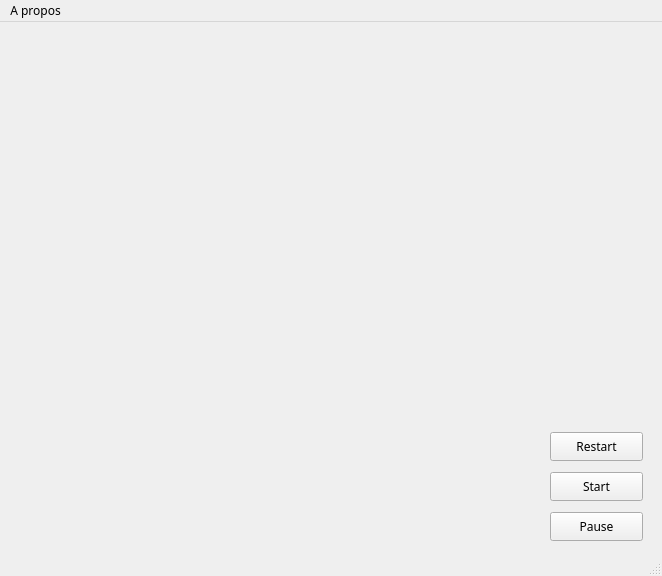
The window that ui/mainwindow.ui (jokombila/tetris-game) describes before a commit, drawn with Qt 5.
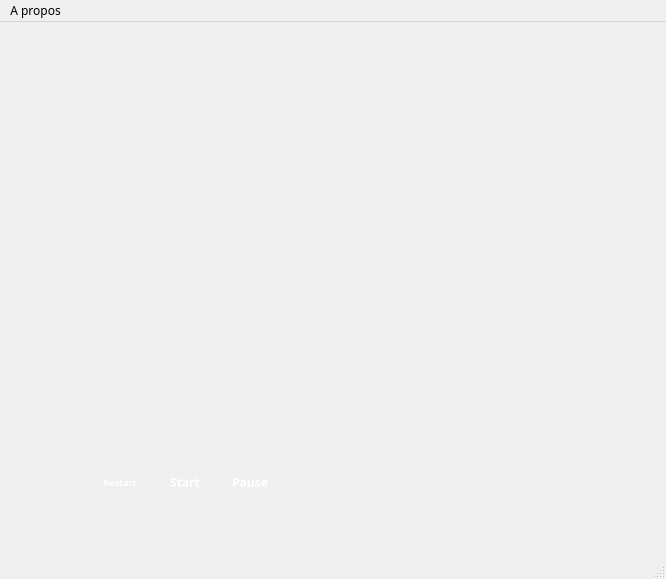
The same window after the commit.

Diff of the .ui file:
```diff
--- a/ui/mainwindow.ui
+++ b/ui/mainwindow.ui
@@ -6,8 +6,8 @@
    <rect>
     <x>0</x>
     <y>0</y>
-    <width>662</width>
-    <height>576</height>
+    <width>666</width>
+    <height>579</height>
    </rect>
   </property>
   <property name="font">
@@ -18,18 +18,64 @@
   <property name="windowTitle">
    <string>MainWindow</string>
   </property>
+  <property name="styleSheet">
+   <string notr="true"/>
+  </property>
   <widget class="QWidget" name="centralwidget">
    <widget class="QPushButton" name="BoutonDemarrer">
     <property name="geometry">
      <rect>
-      <x>550</x>
-      <y>450</y>
-      <width>93</width>
-      <height>29</height>
+      <x>165</x>
+      <y>440</y>
+      <width>40</width>
+      <height>40</height>
      </rect>
     </property>
     <property name="focusPolicy">
-     <enum>Qt::FocusPolicy::NoFocus</enum>
+     <enum>Qt::NoFocus</enum>
+    </property>
+    <property name="styleSheet">
+     <string notr="true">QPushButton {
+    /* Dégradé bleu foncé néon */
+    background: qlineargradient(
+        x1:0, y1:0, x2:0, y2:1,
+        stop:0 #304ffe,   /* bleu électrique clair */
+        stop:1 #1a237e    /* bleu nuit foncé */
+    );
+    border-radius: 20px;             /* cercle parfait pour 40x40 */
+    min-width: 40px;
+    min-height: 40px;
+    max-width: 40px;
+    max-height: 40px;
+    color: white;
+    font-weight: bold;
+    border: none;
+
+    /* Glow néon */
+    box-shadow: 0 0 10px #304ffe, 0 0 20px #1a237e;
+}
+
+QPushButton:hover {
+    /* Glow plus intense au survol */
+    background: qlineargradient(
+        x1:0, y1:0, x2:0, y2:1,
+        stop:0 #3d5afe,
+        stop:1 #283593
+    );
+    box-shadow: 0 0 15px #3d5afe, 0 0 30px #283593;
+}
+
+QPushButton:pressed {
+    /* Bouton enfoncé */
+    background: qlineargradient(
+        x1:0, y1:0, x2:0, y2:1,
+        stop:0 #1a237e,
+        stop:1 #0d133e
+    );
+    box-shadow: 0 0 5px #1a237e, 0 0 10px #0d133e;
+    transform: translateY(2px);
+}
+</string>
     </property>
     <property name="text">
      <string>Start</string>
@@ -38,14 +84,63 @@
    <widget class="QPushButton" name="BoutonRestart">
     <property name="geometry">
      <rect>
-      <x>550</x>
-      <y>410</y>
-      <width>93</width>
-      <height>29</height>
+      <x>100</x>
+      <y>440</y>
+      <width>40</width>
+      <height>40</height>
      </rect>
     </property>
+    <property name="font">
+     <font>
+      <pointsize>7</pointsize>
+      <bold>true</bold>
+     </font>
+    </property>
     <property name="focusPolicy">
-     <enum>Qt::FocusPolicy::NoFocus</enum>
+     <enum>Qt::NoFocus</enum>
+    </property>
+    <property name="styleSheet">
+     <string notr="true">QPushButton {
+    /* Dégradé bleu foncé néon */
+    background: qlineargradient(
+        x1:0, y1:0, x2:0, y2:1,
+        stop:0 #304ffe,   /* bleu électrique clair */
+        stop:1 #1a237e    /* bleu nuit foncé */
+    );
+    border-radius: 20px;             /* cercle parfait pour 40x40 */
+    min-width: 40px;
+    min-height: 40px;
+    max-width: 40px;
+    max-height: 40px;
+    color: white;
+    font-weight: bold;
+    border: none;
+
+    /* Glow néon */
+    box-shadow: 0 0 10px #304ffe, 0 0 20px #1a237e;
+}
+
+QPushButton:hover {
+    /* Glow plus intense au survol */
+    background: qlineargradient(
+        x1:0, y1:0, x2:0, y2:1,
+        stop:0 #3d5afe,
+        stop:1 #283593
+    );
+    box-shadow: 0 0 15px #3d5afe, 0 0 30px #283593;
+}
+
+QPushButton:pressed {
+    /* Bouton enfoncé */
+    background: qlineargradient(
+        x1:0, y1:0, x2:0, y2:1,
+        stop:0 #1a237e,
+        stop:1 #0d133e
+    );
+    box-shadow: 0 0 5px #1a237e, 0 0 10px #0d133e;
+    transform: translateY(2px);
+}
+</string>
     </property>
     <property name="text">
      <string>Restart</string>
@@ -54,14 +149,57 @@
    <widget class="QPushButton" name="BoutonPause">
     <property name="geometry">
      <rect>
-      <x>550</x>
-      <y>490</y>
-      <width>93</width>
-      <height>29</height>
+      <x>230</x>
+      <y>440</y>
+      <width>40</width>
+      <height>40</height>
      </rect>
     </property>
     <property name="focusPolicy">
-     <enum>Qt::FocusPolicy::NoFocus</enum>
+     <enum>Qt::NoFocus</enum>
+    </property>
+    <property name="styleSheet">
+     <string notr="true">QPushButton {
+    /* Dégradé bleu foncé néon */
+    background: qlineargradient(
+        x1:0, y1:0, x2:0, y2:1,
+        stop:0 #304ffe,   /* bleu électrique clair */
+        stop:1 #1a237e    /* bleu nuit foncé */
+    );
+    border-radius: 20px;             /* cercle parfait pour 40x40 */
+    min-width: 40px;
+    min-height: 40px;
+    max-width: 40px;
+    max-height: 40px;
+    color: white;
+    font-weight: bold;
+    border: none;
+
+    /* Glow néon */
+    box-shadow: 0 0 10px #304ffe, 0 0 20px #1a237e;
+}
+
+QPushButton:hover {
+    /* Glow plus intense au survol */
+    background: qlineargradient(
+        x1:0, y1:0, x2:0, y2:1,
+        stop:0 #3d5afe,
+        stop:1 #283593
+    );
+    box-shadow: 0 0 15px #3d5afe, 0 0 30px #283593;
+}
+
+QPushButton:pressed {
+    /* Bouton enfoncé */
+    background: qlineargradient(
+        x1:0, y1:0, x2:0, y2:1,
+        stop:0 #1a237e,
+        stop:1 #0d133e
+    );
+    box-shadow: 0 0 5px #1a237e, 0 0 10px #0d133e;
+    transform: translateY(2px);
+}
+</string>
     </property>
     <property name="text">
      <string>Pause</string>
@@ -73,7 +211,7 @@
     <rect>
      <x>0</x>
      <y>0</y>
-     <width>662</width>
+     <width>666</width>
      <height>22</height>
     </rect>
    </property>
```
Left out of the diff: 3 changed lines with no effect on the pictures.
